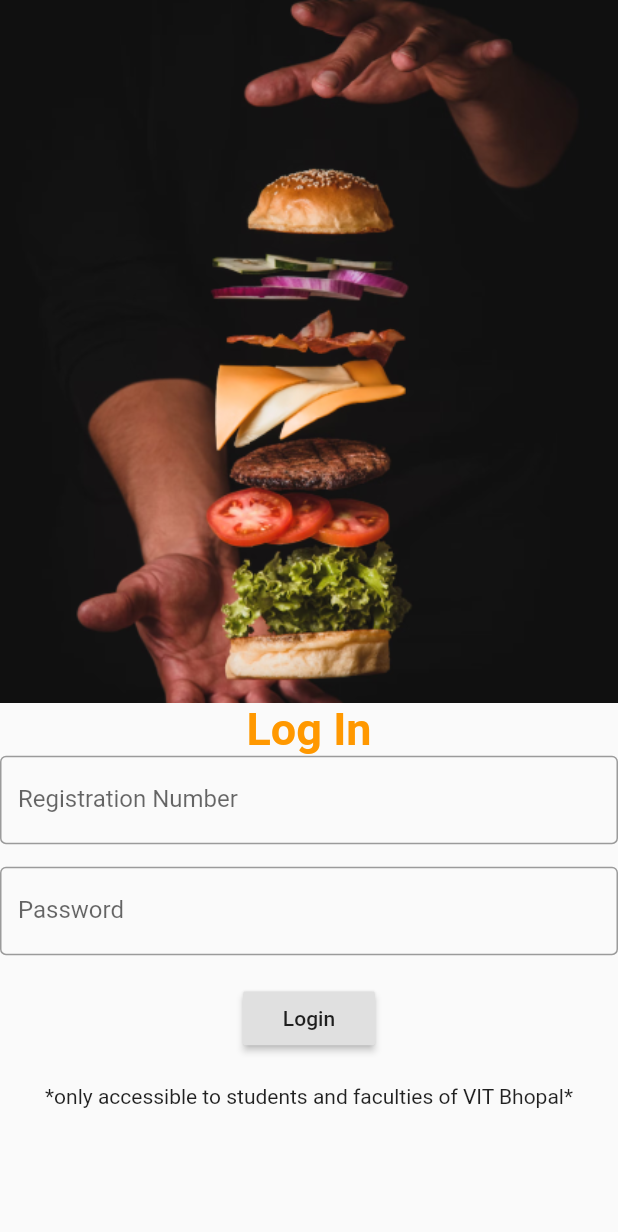
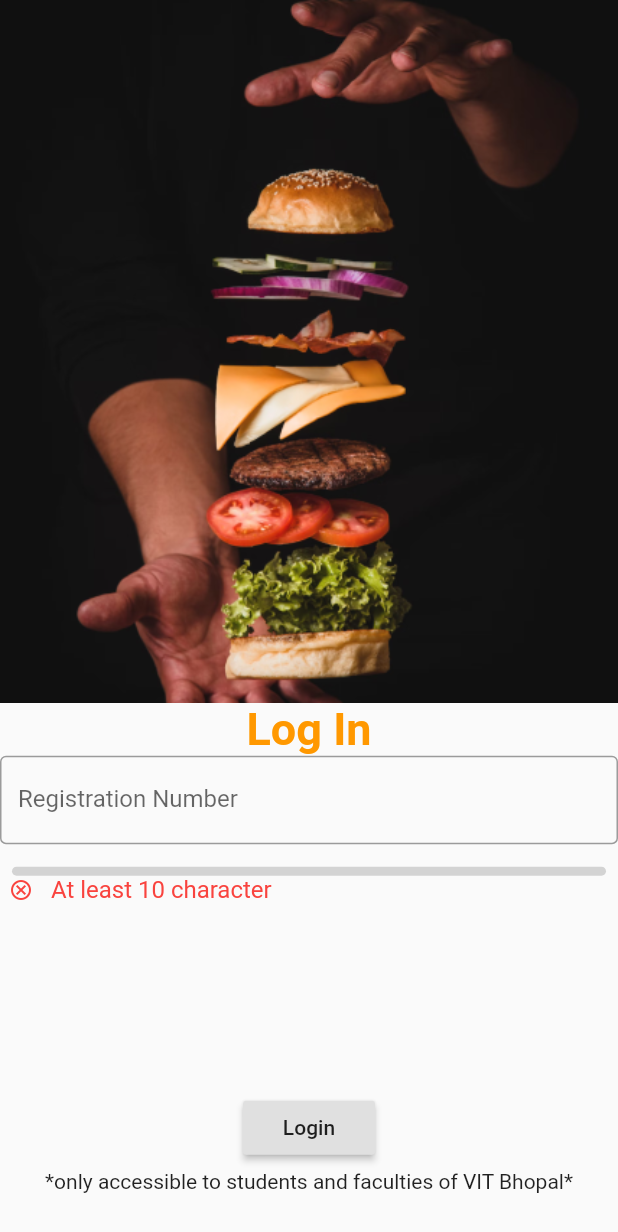
Before and after one commit to vinay-devs/QuickFoodie, a Flutter app: the screen it shows after launch, after a tap on "Get Started", on a phone screen of 412 x 824 dp. Shown: the top 1232 px of the screen. Run offline on Flutter 3.47's test engine with Material 2 defaults, Android fonts, the phone set to English and light mode, and no system bars; drawn by our look-alikes of flutter_pw_validator; our stand-ins replace fluttertoast.

Commit message:
Second commit

```diff
--- /dev/null
+++ b/lib/button/bottomNavigationBar.dart
@@ -0,0 +1 @@
+import 'package:flutter/material.dart';
--- a/lib/pages/login.dart
+++ b/lib/pages/login.dart
@@ -1,17 +1,39 @@
+import 'dart:convert';
+
 import 'package:flutter/material.dart';
+import 'package:fluttertoast/fluttertoast.dart';
 import 'package:secondapp/pages/homePage.dart';
+import 'package:http/http.dart' as http;
+import 'package:flutter_pw_validator/flutter_pw_validator.dart';
 
-class login extends StatelessWidget {
-  const login({
-    Key? key,
-  }) : super(key: key);
+class login extends StatefulWidget {
+  login({Key? key}) : super(key: key);
 
   @override
+  _loginState createState() => _loginState();
+}
+
+class _loginState extends State<login> {
+  Future<http.StreamedResponse> loginUser() async {
+    Map<String, String> requestBody = <String, String>{'regno': regno};
+    var request = http.MultipartRequest(
+        "POST",
+        Uri.parse(
+            'http://10.0.2.2:8888/FOOD-DELIVERY-WEBSITE/src/pages/get_user.php'))
+      ..fields.addAll(requestBody);
+    var response = await request.send();
+    return response;
+  }
+
+  String regno = '';
+  @override
   Widget build(BuildContext context) {
+    var _mycontroller = new TextEditingController();
     return MaterialApp(
-      home: Scaffold(
-        resizeToAvoidBottomInset: false,
-        body: Container(
+        home: Scaffold(
+      resizeToAvoidBottomInset: false,
+      body: Container(
+        child: SingleChildScrollView(
           child: Column(
             children: [
               Image.asset('images/loginBg.png'),
@@ -30,17 +52,25 @@ class login extends StatelessWidget {
                     border: OutlineInputBorder(),
                     labelText: "Registration Number",
                   ),
+                  onChanged: (val) => regno = val,
+                  controller: _mycontroller,
                 ),
               ),
-              TextFormField(
-                decoration: InputDecoration(
-                  border: OutlineInputBorder(),
-                  labelText: "Password",
-                ),
-              ),
-              Padding(
-                padding: const EdgeInsets.fromLTRB(0, 18, 0, 20),
-                child: RaisedButton(
+              FlutterPwValidator(
+                  width: 400,
+                  height: 150,
+                  minLength: 10,
+                  onSuccess: () => {Text("Success")},
+                  controller: _mycontroller),
+              Padding(padding: EdgeInsets.zero),
+              // TextFormField(
+              //   decoration: InputDecoration(
+              //     border: OutlineInputBorder(),
+              //     labelText: "Password",
+              //   ),
+              // ),
+
+              RaisedButton(
                   child: Text("Login"),
                   onPressed: () {
                     Navigator.push(
@@ -49,14 +79,19 @@ class login extends StatelessWidget {
                         builder: (context) => const homePage(),
                       ),
                     );
-                  },
-                ),
-              ),
-              Text("*only accessible to students and faculties of VIT Bhopal*")
+                    print(regno);
+                    loginUser();
+                    Fluttertoast.showToast(msg: regno);
+                  }),
+              Padding(
+                padding: const EdgeInsets.only(top: 4),
+                child: Text(
+                    "*only accessible to students and faculties of VIT Bhopal*"),
+              )
             ],
           ),
         ),
       ),
-    );
+    ));
   }
 }
--- a/lib/widgets/startButton.dart
+++ b/lib/widgets/startButton.dart
@@ -14,7 +14,7 @@ class startButton extends StatelessWidget {
         onPressed: () {
           Navigator.push(
             context,
-            MaterialPageRoute(builder: (context) => const login()),
+            MaterialPageRoute(builder: (context) => login()),
           );
         },
         padding: EdgeInsets.all(20),
--- a/pubspec.yaml
+++ b/pubspec.yaml
@@ -29,6 +29,9 @@ environment:
 dependencies:
   flutter:
     sdk: flutter
+  http: ^0.13.4
+  fluttertoast: ^8.0.9
+  flutter_pw_validator: ^1.4.2
 
 
   # The following adds the Cupertino Icons font to your application.
@@ -38,6 +41,7 @@ dependencies:
 dev_dependencies:
   flutter_test:
     sdk: flutter
+
 
   # The "flutter_lints" package below contains a set of recommended lints to
   # encourage good coding practices. The lint set provided by the package is
@@ -61,6 +65,7 @@ flutter:
   assets:
     - images/specialItems/
     - images/
+    - images/mealsItems/
 
 
 
```
Also changed, not shown: lib/button/homeButton.dart (deleted, +0 -24 lines), lib/items/mealsItem.dart (+7 -2 lines), lib/items/specialItems.dart (+33 -5 lines), lib/pages/categoryPage.dart (+58 -9 lines), pubspec.lock.
